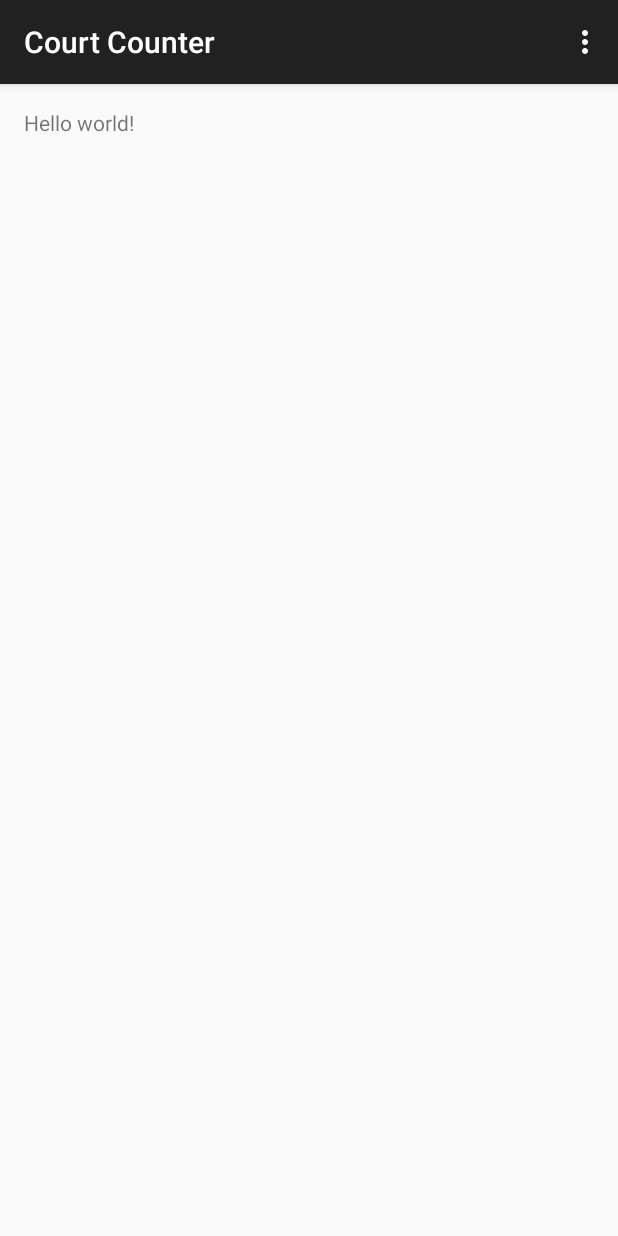
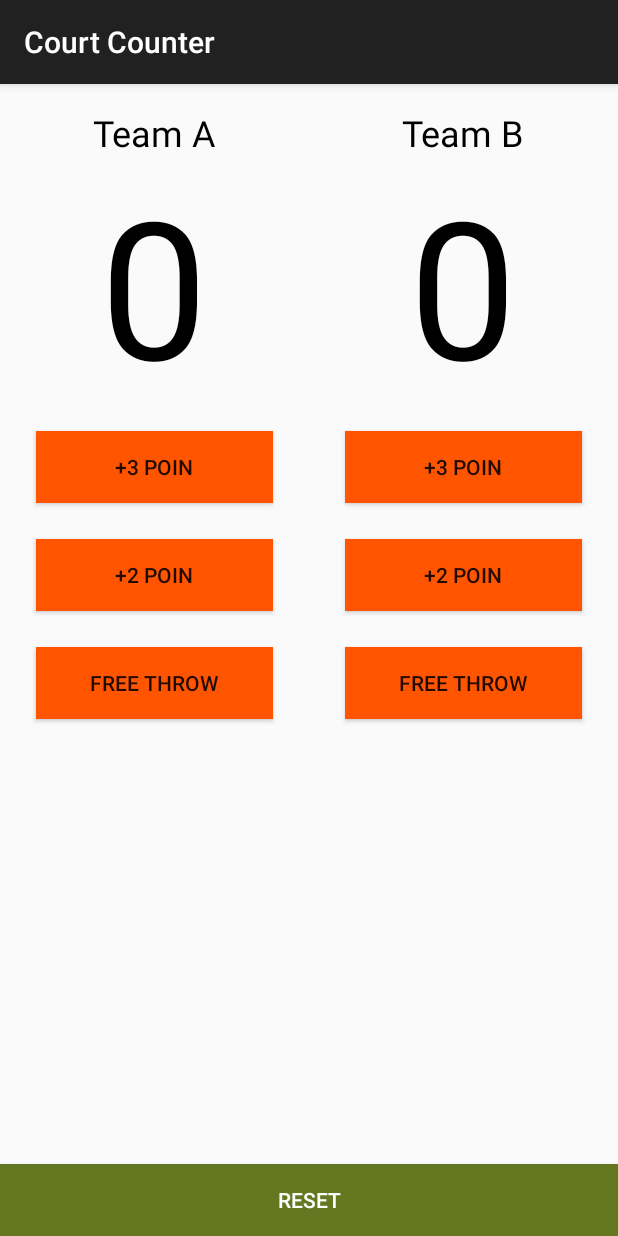
Before and after one commit to Titihanifah/Court_Counter, an Android app: the screen it shows after launch (MainActivity), on a phone screen of 412 x 824 dp. Run offline under Robolectric (Android 15) with nearby library versions, the phone set to English and light mode, and no system bars.

Commit message:
belum jadi

```diff
--- a/app/src/main/java/id/tik/courtcounter/MainActivity.java
+++ b/app/src/main/java/id/tik/courtcounter/MainActivity.java
@@ -4,34 +4,41 @@ import android.support.v7.app.AppCompatActivity;
 import android.os.Bundle;
 import android.view.Menu;
 import android.view.MenuItem;
+import android.widget.Button;
+import android.widget.TextView;
 
 public class MainActivity extends AppCompatActivity {
+    private TextView tvScoreTeamA;
+    private TextView tvScoreTeamB;
+    private Button btn3A;
+    private Button btn2A;
+    private Button btnFreeA;
+    private Button btn3B;
+    private Button btn2B;
+    private Button btnFreeB;
+    private Button btnReset;
+    private int scoreTeamA;
+    private int scoreTeamB;
+
 
     @Override
     protected void onCreate(Bundle savedInstanceState) {
         super.onCreate(savedInstanceState);
         setContentView(R.layout.activity_main);
+        init();
     }
 
-    @Override
-    public boolean onCreateOptionsMenu(Menu menu) {
-        // Inflate the menu; this adds items to the action bar if it is present.
-        getMenuInflater().inflate(R.menu.menu_main, menu);
-        return true;
-    }
+    private void init()
+    {
+      tvScoreTeamA = (TextView) findViewById(R.id.tv_score_team_a);
+      tvScoreTeamB = (TextView) findViewById(R.id.tv_score_team_b);
+      btn3A = (Button) findViewById(R.id.btn_3A);
+      btn2A = (Button) findViewById(R.id.btn_2A);
+      btnFreeA = (Button) findViewById(R.id.btn_freeA);
+      btn3B = (Button) findViewById(R.id.btn_3B);
+      btn2B = (Button) findViewById(R.id.btn_2B);
+      btnFreeB = (Button) findViewById(R.id.btn_freeB);
+      scoreTeamA = scoreTeamB = 0;
 
-    @Override
-    public boolean onOptionsItemSelected(MenuItem item) {
-        // Handle action bar item clicks here. The action bar will
-        // automatically handle clicks on the Home/Up button, so long
-        // as you specify a parent activity in AndroidManifest.xml.
-        int id = item.getItemId();
-
-        //noinspection SimplifiableIfStatement
-        if (id == R.id.action_settings) {
-            return true;
-        }
-
-        return super.onOptionsItemSelected(item);
     }
 }
--- a/app/src/main/res/layout/activity_main.xml
+++ b/app/src/main/res/layout/activity_main.xml
@@ -1,11 +1,135 @@
-<RelativeLayout xmlns:android="http://schemas.android.com/apk/res/android"
-    xmlns:tools="http://schemas.android.com/tools" android:layout_width="match_parent"
-    android:layout_height="match_parent" android:paddingLeft="@dimen/activity_horizontal_margin"
-    android:paddingRight="@dimen/activity_horizontal_margin"
-    android:paddingTop="@dimen/activity_vertical_margin"
-    android:paddingBottom="@dimen/activity_vertical_margin" tools:context=".MainActivity">
+<LinearLayout
+    xmlns:android="http://schemas.android.com/apk/res/android"
+    android:layout_width="match_parent"
+    android:layout_height="match_parent"
+    android:orientation="vertical">
+    <LinearLayout
+        android:layout_width="match_parent"
+        android:layout_height="0dp"
+        android:orientation="horizontal"
+        android:layout_weight="1">
 
-    <TextView android:text="@string/hello_world" android:layout_width="wrap_content"
-        android:layout_height="wrap_content" />
+        <LinearLayout
+            android:layout_width="0dp"
+            android:layout_height="match_parent"
+            android:layout_weight="1"
+            android:orientation="vertical">
+            <TextView
 
-</RelativeLayout>
+                android:layout_width="wrap_content"
+                android:layout_height="wrap_content"
+                android:layout_gravity="center_horizontal"
+                android:textSize="24sp"
+                android:text="Team A"
+                android:textColor="#000"
+                android:layout_marginTop="16dp"/>
+            <TextView
+                android:id="@+id/tv_score_team_a"
+                android:layout_width="wrap_content"
+                android:layout_height="wrap_content"
+                android:text="0"
+                android:textColor="#000"
+                android:textSize="128sp"
+                android:layout_gravity="center_horizontal"/>
+            <Button
+                android:id="@+id/btn_3A"
+                android:layout_width="match_parent"
+                android:layout_height="wrap_content"
+                android:layout_gravity="center_horizontal"
+                android:text="+3 POIN"
+                android:background="#F50"
+                android:layout_marginLeft="24dp"
+                android:layout_marginBottom="12dp"
+                android:layout_marginRight="24dp"
+                android:layout_marginTop="12dp"/>/>
+            <Button
+                android:id="@+id/btn_2A"
+                android:layout_width="match_parent"
+                android:layout_height="wrap_content"
+                android:layout_gravity="center_horizontal"
+                android:text="+2 POIN"
+                android:background="#F50"
+                android:layout_marginLeft="24dp"
+                android:layout_marginBottom="12dp"
+                android:layout_marginRight="24dp"
+                android:layout_marginTop="12dp"/>
+            <Button
+                android:id="@+id/btn_freeA"
+                android:layout_width="match_parent"
+                android:layout_height="wrap_content"
+                android:layout_gravity="center_horizontal"
+                android:text="FREE THROW"
+                android:background="#F50"
+                android:layout_marginLeft="24dp"
+                android:layout_marginBottom="12dp"
+                android:layout_marginRight="24dp"
+                android:layout_marginTop="12dp"/>
+        </LinearLayout>
+
+
+        <LinearLayout
+            android:layout_width="0dp"
+            android:layout_height="match_parent"
+            android:layout_weight="1"
+            android:orientation="vertical">
+            <TextView
+                android:layout_width="wrap_content"
+                android:layout_height="wrap_content"
+                android:layout_gravity="center_horizontal"
+                android:textSize="24sp"
+                android:text="Team B"
+                android:textColor="#000"
+                android:layout_marginTop="16dp"/>
+            <TextView
+                android:id="@+id/tv_score_team_b"
+                android:layout_width="wrap_content"
+                android:layout_height="wrap_content"
+                android:text="0"
+                android:textColor="#000"
+                android:textSize="128sp"
+                android:layout_gravity="center_horizontal"/>
+            <Button
+                android:id="@+id/btn_3B"
+                android:layout_width="match_parent"
+                android:layout_height="wrap_content"
+                android:layout_gravity="center_horizontal"
+                android:text="+3 POIN"
+                android:background="#F50"
+                android:layout_marginLeft="24dp"
+                android:layout_marginBottom="12dp"
+                android:layout_marginRight="24dp"
+                android:layout_marginTop="12dp"/>/>
+            <Button
+                android:id="@+id/btn_2B"
+                android:layout_width="match_parent"
+                android:layout_height="wrap_content"
+                android:layout_gravity="center_horizontal"
+                android:text="+2 POIN"
+                android:background="#F50"
+                android:layout_marginLeft="24dp"
+                android:layout_marginBottom="12dp"
+                android:layout_marginRight="24dp"
+                android:layout_marginTop="12dp"/>
+            <Button
+                android:id="@+id/btn_freeB"
+                android:layout_width="match_parent"
+                android:layout_height="wrap_content"
+                android:layout_gravity="center_horizontal"
+                android:text="FREE THROW"
+                android:background="#F50"
+                android:layout_marginLeft="24dp"
+                android:layout_marginBottom="12dp"
+                android:layout_marginRight="24dp"
+                android:layout_marginTop="12dp"/>
+        </LinearLayout>
+
+     </LinearLayout>
+    <Button
+        android:id="@+id/btn_Reset"
+        android:layout_width="match_parent"
+        android:layout_height="wrap_content"
+        android:background="#672"
+        android:text="RESET"
+        android:textColor="#FFF"/>
+
+</LinearLayout>
```
